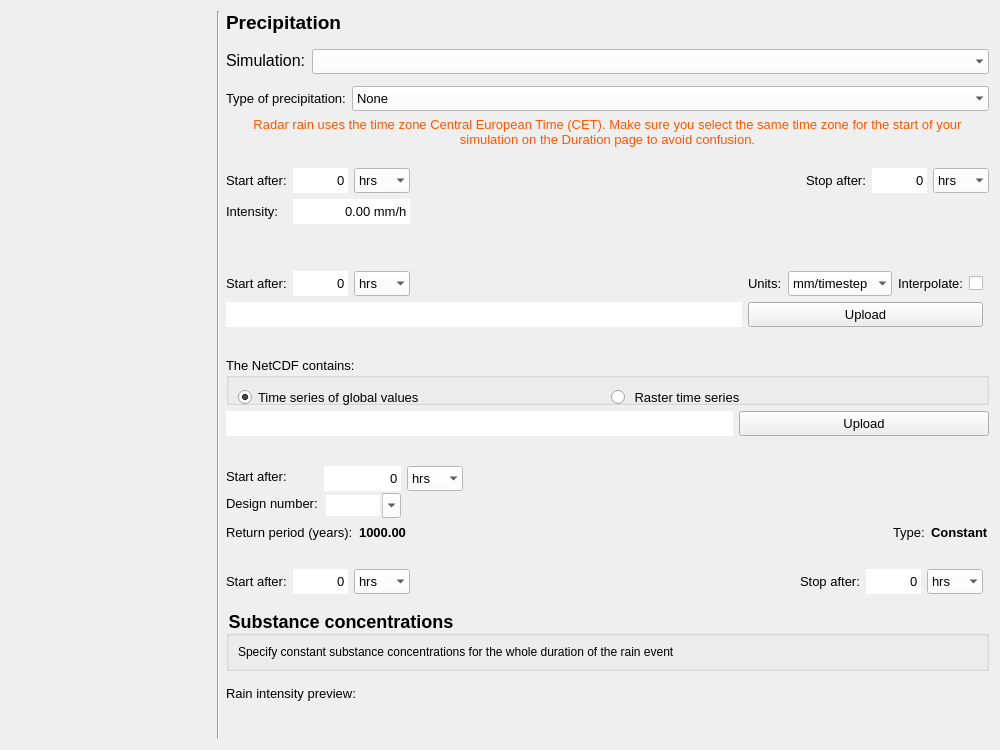
The window that threedi_models_and_simulations/ui/simulation_wizard/page_precipitation.ui (nens/threedi-api-qgis-client) describes before a commit, drawn with Qt 5.
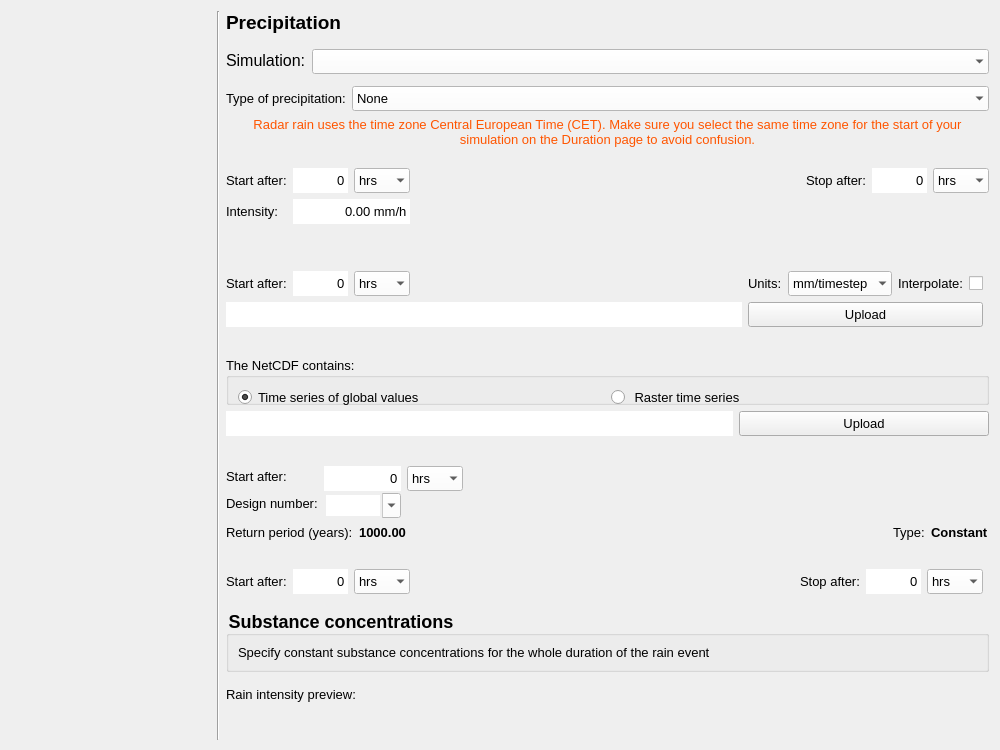
The same window after the commit.

What changed in the file:
```diff
--- a/threedi_models_and_simulations/ui/simulation_wizard/page_precipitation.ui
+++ b/threedi_models_and_simulations/ui/simulation_wizard/page_precipitation.ui
@@ -1531,6 +1531,12 @@
      <layout class="QGridLayout" name="gridLayout_15">
       <item row="0" column="0">
        <widget class="QLabel" name="label_6">
+        <property name="font">
+         <font>
+          <family>Segoe UI</family>
+          <pointsize>10</pointsize>
+         </font>
+        </property>
         <property name="text">
          <string>Specify constant substance concentrations for the whole duration of the rain event</string>
         </property>
```
